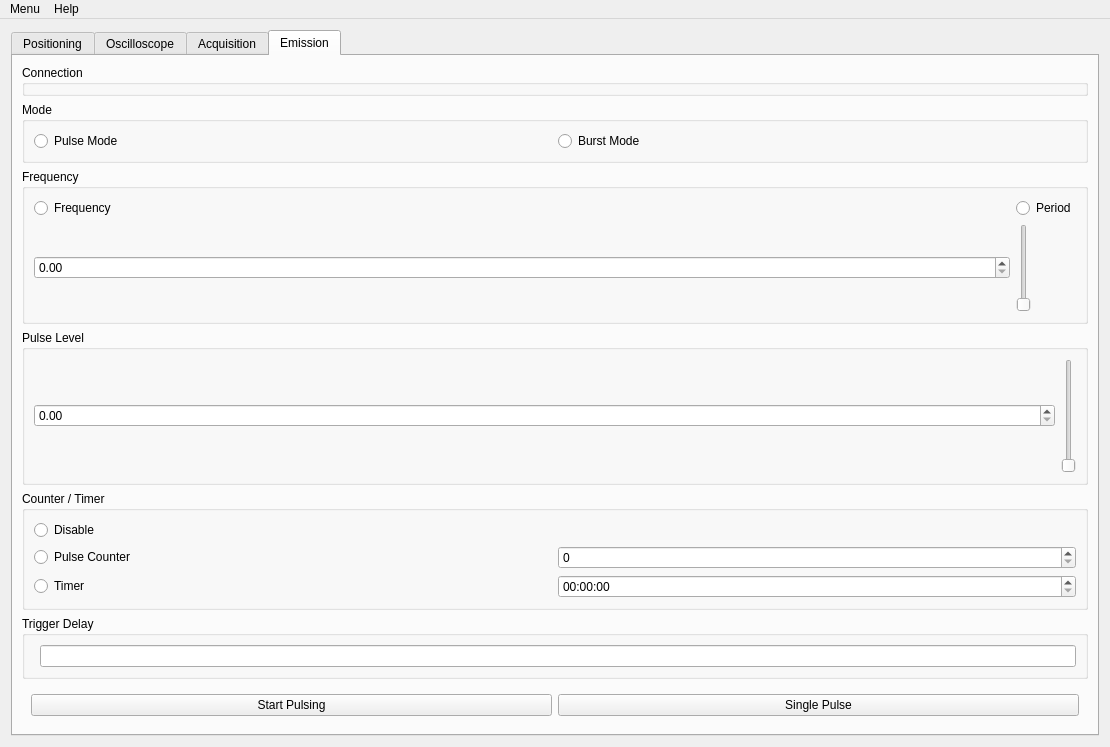
Qt form ui/main.ui (GuillaumeFcr/SCA-Studio) before a commit.
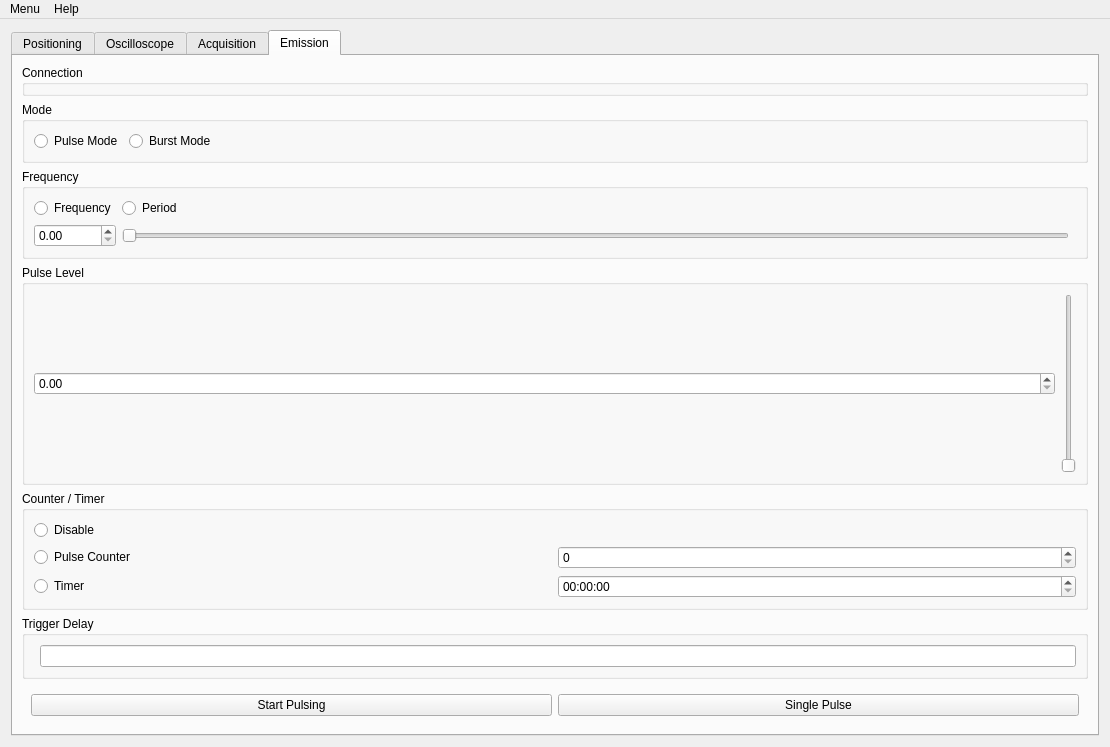
The same form after that commit. The open tabs and pages were chosen to show the change.

Commit message: ajout truc

Patch:
```diff
--- a/ui/main.ui
+++ b/ui/main.ui
@@ -1617,6 +1617,12 @@
 
         <item>
          <widget class="QGroupBox" name="emissionModeGroupBox">
+          <property name="sizePolicy">
+           <sizepolicy hsizetype="Preferred" vsizetype="Fixed">
+            <horstretch>0</horstretch>
+            <verstretch>0</verstretch>
+           </sizepolicy>
+          </property>
           <property name="title">
            <string>Mode</string>
           </property>
@@ -1635,6 +1641,22 @@
              </property>
             </widget>
            </item>
+           <item>
+            <spacer name="horizontalSpacer">
+            <property name="orientation">
+            <enum>Qt::Horizontal</enum>
+            </property>
+            <property name="sizeHint">
+            <size>
+                <width>40</width>
+                <height>20</height>
+            </size>
+            </property>
+            <property name="sizeType">
+            <enum>QSizePolicy::Expanding</enum>
+            </property>
+            </spacer>
+            </item>
           </layout>
          </widget>
         </item>
@@ -1659,13 +1681,31 @@
             </property>
             </widget>
             </item>
+
+        <item row="0" column="2">
+        <spacer name="frequencySpacer">
+        <property name="orientation">
+            <enum>Qt::Horizontal</enum>
+        </property>
+        <property name="sizeType">
+            <enum>QSizePolicy::Expanding</enum>
+        </property>
+        </spacer>
+        </item>
+
+        <!-- Controls -->
             <item row="1" column="0">
             <widget class="QDoubleSpinBox" name="frequencySpinBox"/>
             </item>
             <item row="1" column="1">
-            <widget class="QSlider" name="frequencySlider"/>
-            </item>
-            </layout>
+        <widget class="QSlider" name="frequencySlider">
+        <property name="orientation">
+            <enum>Qt::Horizontal</enum>
+        </property>
+        </widget>
+        </item>
+        </layout>
+
         </widget>
         </item>
 
```
Left out of the diff: 32 changed lines with no effect on the pictures. Lines whose indentation alone changed are shown as unchanged. The commit also changes 1 other file.
